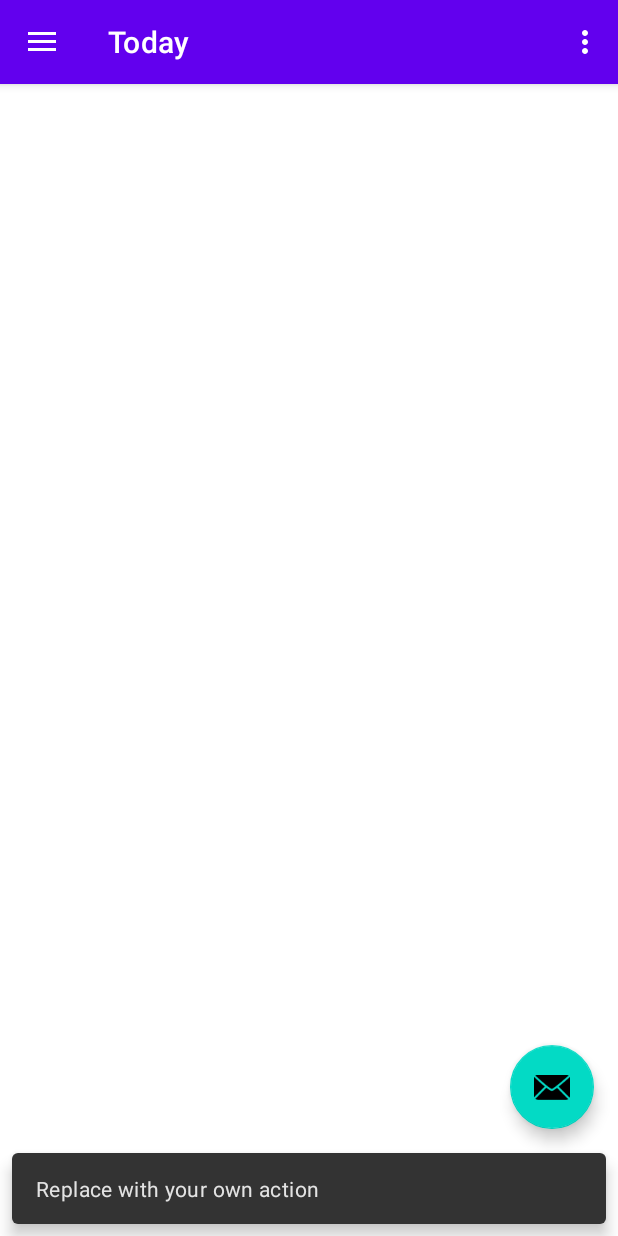
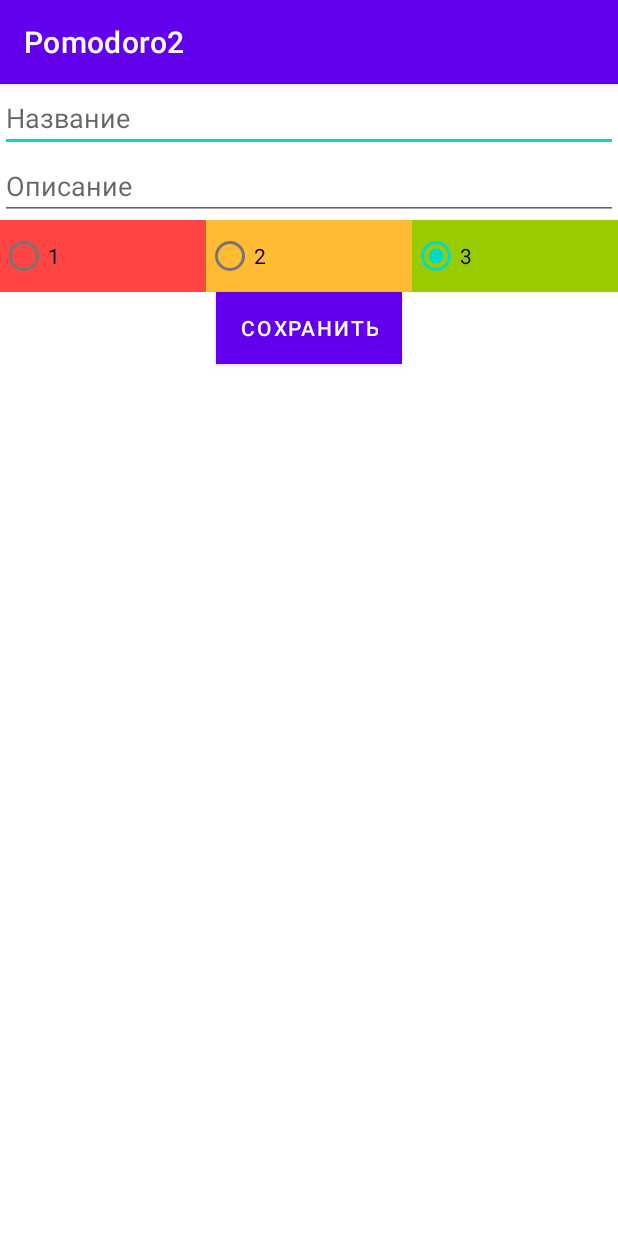
Before and after one commit to Buhlyash/Pomodoro, an Android app: the screen it shows after launch (MainActivity before the commit, AddTaskActivity after it), after a tap on "TODO", on a phone screen of 412 x 824 dp. Run offline under Robolectric (Android 15) with nearby library versions, the light colour scheme and no system bars; our stand-ins replace Room's generated code, navigation-ui.

Commit message:
Created Database Updated ViewModel Created Adapter Created AddTaskActivity Can create and delete tasks

```diff
--- a/app/build.gradle
+++ b/app/build.gradle
@@ -40,7 +40,10 @@ dependencies {
     implementation 'androidx.navigation:navigation-fragment:2.4.2'
     implementation 'androidx.navigation:navigation-ui:2.4.2'
     implementation 'androidx.legacy:legacy-support-v4:1.0.0'
+    implementation 'androidx.room:room-common:2.4.2'
+    implementation 'androidx.room:room-runtime:2.4.2'
     testImplementation 'junit:junit:4.13.2'
     androidTestImplementation 'androidx.test.ext:junit:1.1.3'
     androidTestImplementation 'androidx.test.espresso:espresso-core:3.4.0'
+    annotationProcessor 'androidx.room:room-compiler:2.4.2'
 }
--- a/app/src/main/AndroidManifest.xml
+++ b/app/src/main/AndroidManifest.xml
@@ -9,6 +9,9 @@
         android:roundIcon="@mipmap/ic_launcher_round"
         android:supportsRtl="true"
         android:theme="@style/Theme.Pomodoro2">
+        <activity
+            android:name=".AddTaskActivity"
+            android:exported="false" />
         <activity
             android:name=".MainActivity"
             android:exported="true"
--- /dev/null
+++ b/app/src/main/java/com/example/pomodoro2/AddTaskActivity.java
@@ -0,0 +1,55 @@
+package com.example.pomodoro2;
+
+import androidx.appcompat.app.AppCompatActivity;
+import androidx.lifecycle.ViewModelProvider;
+
+import android.content.Intent;
+import android.os.Bundle;
+import android.view.View;
+import android.widget.EditText;
+import android.widget.RadioButton;
+import android.widget.RadioGroup;
+import android.widget.Toast;
+
+import com.example.pomodoro2.databinding.ActivityAddTaskBinding;
+import com.example.pomodoro2.databinding.TodayFragmentBinding;
+import com.example.pomodoro2.ui.today.TodayViewModel;
+
+public class AddTaskActivity extends AppCompatActivity {
+
+    ActivityAddTaskBinding binding;
+    TodayViewModel viewModel;
+
+    @Override
+    protected void onCreate(Bundle savedInstanceState) {
+        super.onCreate(savedInstanceState);
+        binding = ActivityAddTaskBinding.inflate(getLayoutInflater());
+        setContentView(binding.getRoot());
+
+        viewModel = new ViewModelProvider(this).get(TodayViewModel.class);
+        EditText editTextTitle = binding.editTextTitle;
+        EditText editTextDescription = binding.editTextDescriprion;
+        RadioGroup radioGroup = binding.radioGroupPriority;
+
+        binding.buttonSaveNote.setOnClickListener(new View.OnClickListener() {
+            @Override
+            public void onClick(View view) {
+                String title = editTextTitle.getText().toString().trim();
+                String description = editTextDescription.getText().toString().trim();
+                int radioButtonId = radioGroup.getCheckedRadioButtonId();
+                RadioButton radioButton = findViewById(radioButtonId);
+                int priority = Integer.parseInt(radioButton.getText().toString());
+                if (isFilled(title, description)) {
+                    Task task = new Task(title, description, priority);
+                    viewModel.insertTask(task);
+                } else {
+                    Toast.makeText(AddTaskActivity.this, "Все поля дожны быть заполнены", Toast.LENGTH_SHORT).show();
+                }
+            }
+
+            private boolean isFilled(String title, String description) {
+                return !title.isEmpty() && !description.isEmpty();
+            }
+        });
+    }
+}
--- /dev/null
+++ b/app/src/main/java/com/example/pomodoro2/TaskAdapter.java
@@ -0,0 +1,103 @@
+package com.example.pomodoro2;
+
+import android.view.LayoutInflater;
+import android.view.View;
+import android.view.ViewGroup;
+import android.widget.TextView;
+
+import androidx.annotation.NonNull;
+import androidx.recyclerview.widget.RecyclerView;
+
+import java.util.ArrayList;
+import java.util.List;
+
+public class TaskAdapter extends RecyclerView.Adapter<TaskAdapter.TaskViewHolder> {
+
+    private List<Task> tasks;
+    private OnTasksClickListener onTasksClickListener;
+
+
+    public TaskAdapter(ArrayList<Task> tasks) {
+        this.tasks = tasks;
+    }
+
+    public interface OnTasksClickListener {
+        void onTaskClick(int position);
+        void onLongClick(int position);
+    }
+
+    public void setOnTasksClickListener(OnTasksClickListener onTasksClickListener) {
+        this.onTasksClickListener = onTasksClickListener;
+    }
+
+    @NonNull
+    @Override
+    public TaskViewHolder onCreateViewHolder(@NonNull ViewGroup parent, int viewType) {
+        View view = LayoutInflater.from(parent.getContext()).inflate(R.layout.task_item, parent, false);
+        return new TaskViewHolder(view);
+    }
+
+    @Override
+    public void onBindViewHolder(@NonNull TaskViewHolder holder, int position) {
+        Task task = tasks.get(position);
+        holder.textViewTitle.setText(task.getTitle());
+        holder.textViewDescription.setText(task.getDescription());
+        int colorId;
+        int priority = task.getPriority();
+        switch (priority) {
+            case 1:
+                colorId = holder.itemView.getResources().getColor(android.R.color.holo_red_light);
+                break;
+            case 2:
+                colorId = holder.itemView.getResources().getColor(android.R.color.holo_orange_light);
+                break;
+            default:
+                colorId = holder.itemView.getResources().getColor(android.R.color.holo_green_light);
+                break;
+        }
+        holder.textViewTitle.setBackgroundColor(colorId);
+    }
+
+    @Override
+    public int getItemCount() {
+        return tasks.size();
+    }
+
+    class TaskViewHolder extends RecyclerView.ViewHolder {
+
+        private TextView textViewTitle;
+        private TextView textViewDescription;
+
+        public TaskViewHolder(@NonNull View itemView) {
+            super(itemView);
+            textViewTitle = itemView.findViewById(R.id.textViewTitle);
+            textViewDescription = itemView.findViewById(R.id.textViewDescription);
+            itemView.setOnClickListener(new View.OnClickListener() {
+                @Override
+                public void onClick(View view) {
+                    if(onTasksClickListener != null) {
+                        onTasksClickListener.onTaskClick(getAdapterPosition());
+                    }
+                }
+            });
+            itemView.setOnLongClickListener(new View.OnLongClickListener() {
+                @Override
+                public boolean onLongClick(View view) {
+                    if(onTasksClickListener != null) {
+                        onTasksClickListener.onLongClick(getAdapterPosition());
+                    }
+                    return true;
+                }
+            });
+        }
+    }
+
+    public List<Task> getTasks() {
+        return tasks;
+    }
+
+    public void setTasks(List<Task> tasks) {
+        this.tasks = tasks;
+        notifyDataSetChanged();
+    }
+}
--- /dev/null
+++ b/app/src/main/java/com/example/pomodoro2/TasksDao.java
@@ -0,0 +1,25 @@
+package com.example.pomodoro2;
+
+import androidx.lifecycle.LiveData;
+import androidx.room.Dao;
+import androidx.room.Delete;
+import androidx.room.Insert;
+import androidx.room.Query;
+
+import java.util.ArrayList;
+import java.util.List;
+
+@Dao
+public interface TasksDao {
+    @Query("SELECT * FROM tasks")
+    LiveData<List<Task>> getAllTasks();
+
+    @Insert
+    void insertTask(Task task);
+
+    @Delete
+    void deleteTasks(Task task);
+
+    @Query("DELETE FROM tasks")
+    void deleteAllTasks();
+}
--- /dev/null
+++ b/app/src/main/java/com/example/pomodoro2/TasksDatabase.java
@@ -0,0 +1,26 @@
+package com.example.pomodoro2;
+
+import android.content.Context;
+
+import androidx.room.Database;
+import androidx.room.Room;
+import androidx.room.RoomDatabase;
+
+@Database(entities = {Task.class}, version = 1, exportSchema = false)
+public abstract class TasksDatabase extends RoomDatabase{
+    private static TasksDatabase database;
+    private static final String DB_NAME = "tasks.db";
+    private static final Object LOCK = new Object();
+
+    public static TasksDatabase getInstance(Context context) {
+        synchronized (LOCK){
+            if (database == null) {
+                database = Room.databaseBuilder(context, TasksDatabase.class, DB_NAME)
+                        .build();
+            }
+        }
+        return database;
+    }
+
+    public abstract TasksDao tasksDao();
+}
--- a/app/src/main/java/com/example/pomodoro2/ui/today/TodayFragment.java
+++ b/app/src/main/java/com/example/pomodoro2/ui/today/TodayFragment.java
@@ -1,50 +1,101 @@
 package com.example.pomodoro2.ui.today;
 
+import android.content.Intent;
 import android.os.Bundle;
 import android.view.LayoutInflater;
 import android.view.View;
 import android.view.ViewGroup;
 import android.widget.TextView;
+import android.widget.Toast;
 
 import androidx.annotation.NonNull;
 import androidx.fragment.app.Fragment;
+import androidx.lifecycle.LiveData;
+import androidx.lifecycle.Observer;
 import androidx.lifecycle.ViewModelProvider;
+import androidx.recyclerview.widget.ItemTouchHelper;
+import androidx.recyclerview.widget.LinearLayoutManager;
 import androidx.recyclerview.widget.RecyclerView;
 
+import com.example.pomodoro2.AddTaskActivity;
 import com.example.pomodoro2.Task;
+import com.example.pomodoro2.TaskAdapter;
 import com.example.pomodoro2.databinding.TodayFragmentBinding;
 import com.google.android.material.snackbar.Snackbar;
 
 import java.util.ArrayList;
+import java.util.List;
 
 public class TodayFragment extends Fragment {
 
     private TodayFragmentBinding binding;
-    private ArrayList<Task> tasks;
+    private final ArrayList<Task> tasks = new ArrayList<>();
+    private TaskAdapter adapter;
+    private TodayViewModel todayViewModel;
 
     public View onCreateView(@NonNull LayoutInflater inflater,
                              ViewGroup container, Bundle savedInstanceState) {
-        TodayViewModel todayViewModel =
+        todayViewModel =
                 new ViewModelProvider(this).get(TodayViewModel.class);
 
         binding = TodayFragmentBinding.inflate(inflater, container, false);
         View root = binding.getRoot();
+
         binding.fab.setOnClickListener(new View.OnClickListener() {
             @Override
             public void onClick(View view) {
-                Snackbar.make(view, "Replace with your own action", Snackbar.LENGTH_LONG)
-                        .setAction("Action", null).show();
+//                Snackbar.make(view, "Replace with your own action", Snackbar.LENGTH_LONG)
+//                        .setAction("Action", null).show();
+                Intent intent = new Intent(inflater.getContext(), AddTaskActivity.class);
+                startActivity(intent);
             }
         });
+
+
 
 //        final TextView textView = binding.textToday;
 //        todayViewModel.getText().observe(getViewLifecycleOwner(), textView::setText);
 
         RecyclerView recyclerView = binding.recyclerView;
-        tasks.add(new Task(1, "Title", "Description", 1));
-        tasks.add(new Task(2, "Title2", "Description2", 1));
+        getData();
+        adapter = new TaskAdapter(tasks);
+        recyclerView.setLayoutManager(new LinearLayoutManager(inflater.getContext()));
+        recyclerView.setAdapter(adapter);
+        adapter.setOnTasksClickListener(new TaskAdapter.OnTasksClickListener() {
+            @Override
+            public void onTaskClick(int position) {
+                Toast.makeText(inflater.getContext(), "ABOBA", Toast.LENGTH_SHORT).show();
+            }
+
+            @Override
+            public void onLongClick(int position) {
+                remove(position);
+            }
+        });
+        ItemTouchHelper itemTouchHelper = new ItemTouchHelper(new ItemTouchHelper.SimpleCallback(0, ItemTouchHelper.LEFT | ItemTouchHelper.RIGHT) {
+            @Override
+            public boolean onMove(@NonNull RecyclerView recyclerView, @NonNull RecyclerView.ViewHolder viewHolder, @NonNull RecyclerView.ViewHolder target) {
+                return false;
+            }
+
+            @Override
+            public void onSwiped(@NonNull RecyclerView.ViewHolder viewHolder, int direction) {
+                remove(viewHolder.getAdapterPosition());
+            }
+        });
+        itemTouchHelper.attachToRecyclerView(recyclerView);
+//        tasks.add(new Task(1, "Title", "Description", 1));
+//        tasks.add(new Task(2, "Title2", "Description2", 1));
+//        TaskAdapter adapter = new TaskAdapter(tasks);
+//        recyclerView.setLayoutManager(new LinearLayoutManager(inflater.getContext()));
+//        recyclerView.setAdapter(adapter);
 
         return root;
+    }
+
+    private void remove(int position) {
+        Task task = adapter.getTasks().get(position);
+        todayViewModel.deleteTask(task);
     }
 
     @Override
@@ -52,4 +103,14 @@ public class TodayFragment extends Fragment {
         super.onDestroyView();
         binding = null;
     }
+
+    public void getData() {
+        LiveData<List<Task>> tasksFromDb = todayViewModel.getTasks();
+        tasksFromDb.observe(getViewLifecycleOwner(), new Observer<List<Task>>() {
+            @Override
+            public void onChanged(List<Task> tasksFromLiveData) {
+                adapter.setTasks(tasksFromLiveData);
+            }
+        });
+    }
 }
--- a/app/src/main/java/com/example/pomodoro2/ui/today/TodayViewModel.java
+++ b/app/src/main/java/com/example/pomodoro2/ui/today/TodayViewModel.java
@@ -1,19 +1,85 @@
 package com.example.pomodoro2.ui.today;
 
+import android.app.Application;
+import android.os.AsyncTask;
+
+import androidx.annotation.NonNull;
+import androidx.lifecycle.AndroidViewModel;
 import androidx.lifecycle.LiveData;
 import androidx.lifecycle.MutableLiveData;
 import androidx.lifecycle.ViewModel;
 
-public class TodayViewModel extends ViewModel {
+import com.example.pomodoro2.Task;
+import com.example.pomodoro2.TasksDatabase;
 
-    private final MutableLiveData<String> mText;
+import java.util.List;
 
-    public TodayViewModel() {
-        mText = new MutableLiveData<>();
-        mText.setValue("This is today fragment");
+public class TodayViewModel extends AndroidViewModel {
+
+    //    private final MutableLiveData<String> mText;
+    private static TasksDatabase database;
+    private LiveData<List<Task>> tasks;
+
+    public TodayViewModel(@NonNull Application application) {
+        super(application);
+        database = TasksDatabase.getInstance(getApplication());
+        tasks = database.tasksDao().getAllTasks();
     }
 
-    public LiveData<String> getText() {
-        return mText;
+    public LiveData<List<Task>> getTasks() {
+        return tasks;
     }
+
+    public void insertTask(Task task) {
+        new InsertTask().execute(task);
+    }
+
+    public void deleteTask(Task task) {
+        new DeleteTask().execute(task);
+    }
+
+    public void deleteAllTask() {
+        new DeleteAllTask().execute();
+    }
+
+
+    private static class InsertTask extends AsyncTask<Task, Void, Void> {
+        @Override
+        protected Void doInBackground(Task... tasks) {
+            if (tasks != null && tasks.length > 0) {
+                database.tasksDao().insertTask(tasks[0]);
+            }
+            return null;
+        }
+    }
+
+    private static class DeleteTask extends AsyncTask<Task, Void, Void> {
+        @Override
+        protected Void doInBackground(Task... tasks) {
+            if (tasks != null && tasks.length > 0) {
+                database.tasksDao().deleteTasks(tasks[0]);
+            }
+            return null;
+        }
+    }
+
+    private static class DeleteAllTask extends AsyncTask<Task, Void, Void> {
+        @Override
+        protected Void doInBackground(Task... tasks) {
+            if (tasks != null && tasks.length > 0) {
+                database.tasksDao().deleteAllTasks();
+            }
+            return null;
+        }
+    }
+
+    //    public TodayViewModel() {
+//        mText = new MutableLiveData<>();
+//        mText.setValue("This is today fragment");
+//    }
+
+
+//    public LiveData<String> getText() {
+//        return mText;
+//    }
 }
--- /dev/null
+++ b/app/src/main/res/layout/activity_add_task.xml
@@ -0,0 +1,79 @@
+<?xml version="1.0" encoding="utf-8"?>
+<androidx.constraintlayout.widget.ConstraintLayout xmlns:android="http://schemas.android.com/apk/res/android"
+    xmlns:app="http://schemas.android.com/apk/res-auto"
+    xmlns:tools="http://schemas.android.com/tools"
+    android:layout_width="match_parent"
+    android:layout_height="match_parent"
+    tools:context=".AddTaskActivity">
+
+    <EditText
+        android:id="@+id/editTextTitle"
+        android:layout_width="0dp"
+        android:layout_height="wrap_content"
+        android:ems="10"
+        android:inputType="textPersonName"
+        android:hint="Название"
+        app:layout_constraintEnd_toEndOf="parent"
+        app:layout_constraintStart_toStartOf="parent"
+        app:layout_constraintTop_toTopOf="parent" />
+
+    <EditText
+        android:id="@+id/editTextDescriprion"
+        android:layout_width="0dp"
+        android:layout_height="wrap_content"
+        android:ems="10"
+        android:gravity="start|top"
+        android:inputType="textMultiLine"
+        android:hint="Описание"
+        app:layout_constraintEnd_toEndOf="parent"
+        app:layout_constraintStart_toStartOf="parent"
+        app:layout_constraintTop_toBottomOf="@+id/editTextTitle" />
+
+
+    <RadioGroup
+        android:id="@+id/radioGroupPriority"
+        android:layout_width="0dp"
+        android:layout_height="wrap_content"
+        android:orientation="horizontal"
+        app:layout_constraintEnd_toEndOf="parent"
+        app:layout_constraintStart_toStartOf="parent"
+        app:layout_constraintTop_toBottomOf="@+id/editTextDescriprion">
+
+        <RadioButton
+            android:id="@+id/radioButton1"
+            android:layout_width="wrap_content"
+            android:layout_height="wrap_content"
+            android:layout_weight="1"
+            android:background="@android:color/holo_red_light"
+            android:text="1" />
+
+        <RadioButton
+            android:id="@+id/radioButton2"
+            android:layout_width="wrap_content"
+            android:layout_height="wrap_content"
+            android:layout_weight="1"
+            android:background="@android:color/holo_orange_light"
+            android:text="2" />
+
+        <RadioButton
+            android:id="@+id/radioButton3"
+            android:layout_width="wrap_content"
+            android:layout_height="wrap_content"
+            android:layout_weight="1"
+            android:checked="true"
+            android:background="@android:color/holo_green_light"
+            android:text="3" />
+    </RadioGroup>
+
+    <Button
+        android:id="@+id/buttonSaveNote"
+        android:layout_width="wrap_content"
+        android:layout_height="wrap_content"
+        android:background="@android:color/holo_purple"
+        android:text="Сохранить"
+        android:textColor="@android:color/background_light"
+        app:layout_constraintEnd_toEndOf="parent"
+        app:layout_constraintStart_toStartOf="parent"
+        app:layout_constraintTop_toBottomOf="@+id/radioGroupPriority" />
+
+</androidx.constraintlayout.widget.ConstraintLayout>
```
Also changed, not shown: app/src/main/java/com/example/pomodoro2/Task.java (+29 -0 lines), app/src/main/res/layout/task_item.xml (added, +34 -0 lines).
